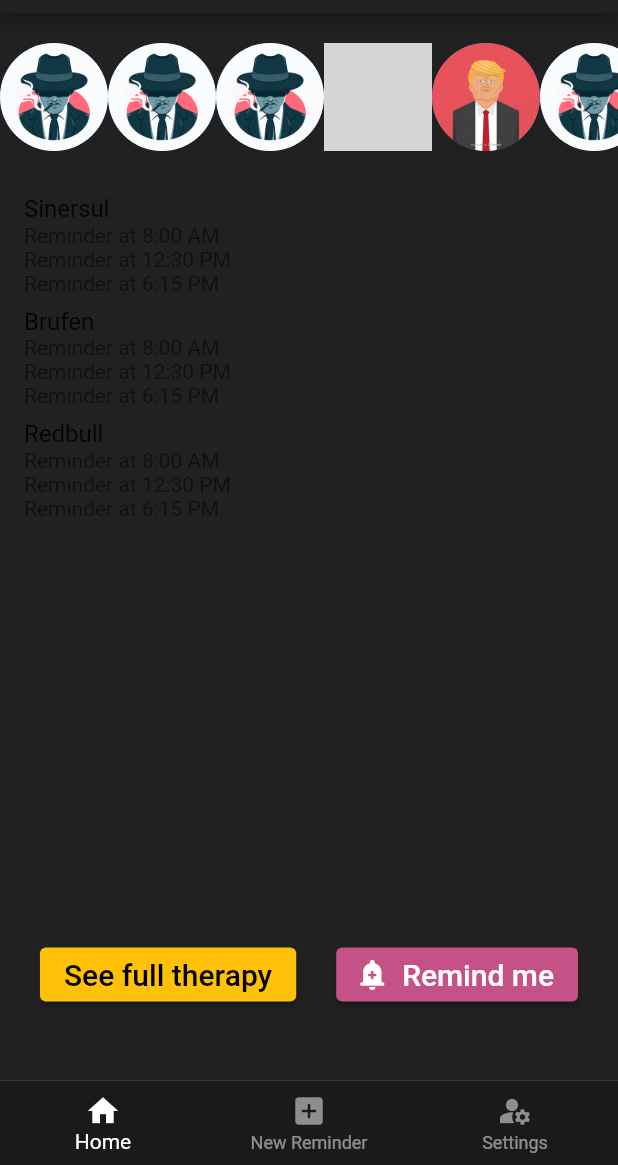
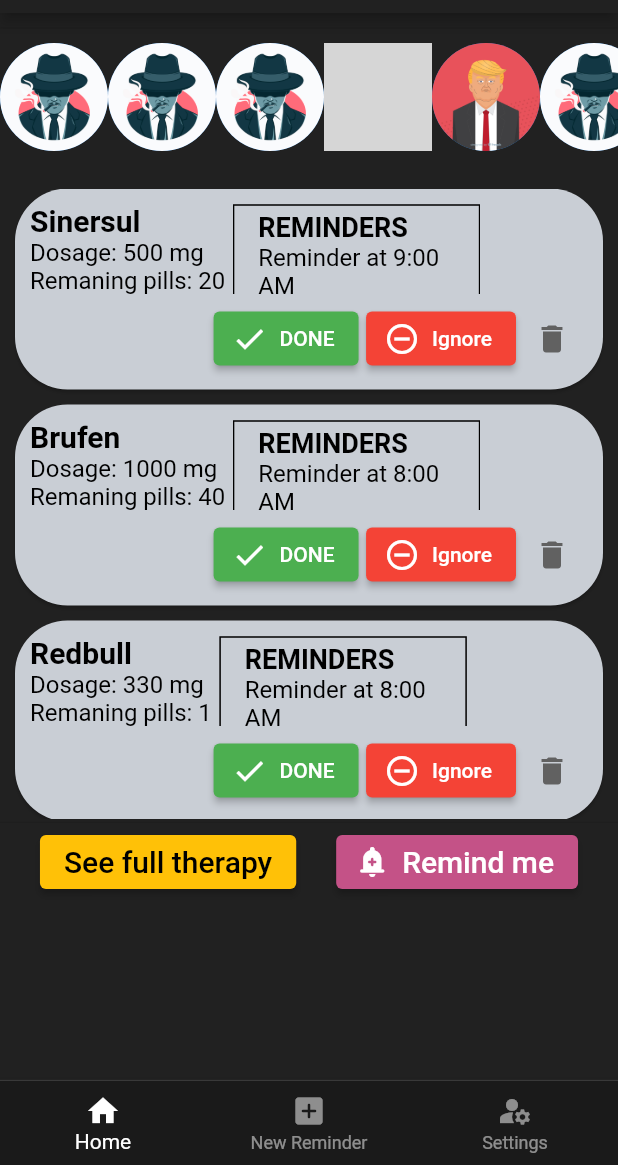
Before and after one commit to mirkomiki/medsearch, a Flutter app: the screen it shows after launch, on a phone screen of 412 x 824 dp, the part 71-1236 px from its top. Run offline on Flutter 3.47's test engine with Material 2 defaults, Android fonts, the phone set to English and light mode, and no system bars; our stand-ins replace animated_splash_screen, flutter_spinkit; missing offline and left inert: animated_snack_bar; grey boxes are pictures that could not be loaded.

Commit message:
end home screen reminders

```diff
--- a/lib/Pages/TimePickerWidget.dart
+++ b/lib/Pages/TimePickerWidget.dart
@@ -14,7 +14,7 @@
   Widget build(BuildContext context) {
 
     return ListTile(
-      title: Text('Reminder ${timeOfDay.hour}:${timeOfDay.minute}'),
+      title: Text('Reminder ${timeOfDay.hour.toString().padLeft(2, '0')}:${timeOfDay.minute.toString().padLeft(2, '0')}'),
       trailing: ElevatedButton(
         onPressed: () async {
           final selectedTime = await showTimePicker(
--- a/lib/Pages/home.dart
+++ b/lib/Pages/home.dart
@@ -31,8 +31,6 @@
   @override
   Widget build(BuildContext context) {
     final todayReminders = filterTherapiesForToday();
-
-
     return Scaffold(
     backgroundColor: Colors.grey[900],
     appBar: AppBar(
@@ -66,25 +64,24 @@
           height: 25,
           color: Colors.grey[900],
         ),
-        SizedBox(
-
-          height: 500,
+        SingleChildScrollView(
+          child: SizedBox(
+            height: 420,
             child: ListView.builder(
             itemCount: todayReminders.length,
             itemBuilder: (context, index) {
               final therapy = todayReminders[index];
-            return ListTile(
-              title: Text(therapy.name),
-              subtitle: Column(
-                crossAxisAlignment: CrossAxisAlignment.start,
-                children: therapy.timeToTake
-                    .map((time) => Text('Reminder at ${time.format(context)}'))
-                    .toList(),
-                ),
+              return DailyTherapyCard(
+                therapy: therapy,
+                delete: () =>
+                setState(() {
+                therapies.remove(therapy);
+                }),
               );
+
               },
             ),
-
+          ),
         ),
 
 
@@ -100,9 +97,14 @@
               })).toList(),
         ), */
 
+        const Divider(
+          height: 5,
+        ),
 
         Row(
+
           mainAxisAlignment: MainAxisAlignment.spaceEvenly,
+
           children: <Widget>[
             ElevatedButton(
               onPressed: () {
@@ -134,7 +136,6 @@
       ],
       ),
     ),
-
   );
   }
 }
--- a/lib/Pages/newTherapy.dart
+++ b/lib/Pages/newTherapy.dart
@@ -49,7 +49,6 @@
         context,
         MaterialPageRoute(builder: (context) => const Pages()),
       );
-      print(therapies.last.timeToTake.elementAt(0));
 
 
 
--- a/lib/TypesOfData/dailyTherapyCard.dart
+++ b/lib/TypesOfData/dailyTherapyCard.dart
@@ -4,34 +4,71 @@
 class DailyTherapyCard extends StatelessWidget {
   final Function() delete;
   final Therapy therapy;
+
   const DailyTherapyCard({super.key,  required this.therapy, required this.delete});
 
   @override
   Widget build(BuildContext context) {
     return Card(
       shape: RoundedRectangleBorder(
-        borderRadius: BorderRadius.circular(30),
+        borderRadius: BorderRadius.circular(35),
       ),
       shadowColor: Colors.black,
       surfaceTintColor: Colors.amber,
-      color: const Color.fromARGB(255, 188, 123, 224),
-      margin: const EdgeInsets.fromLTRB(0, 0, 0, 10),
+      color: const Color.fromARGB(255, 201, 206, 213),
+      margin: const EdgeInsets.fromLTRB(10, 0, 10, 10),
       child:
 
       Padding(
-        padding: const EdgeInsets.all(20),
+        padding: const EdgeInsets.all(10),
         child: Column(
           crossAxisAlignment: CrossAxisAlignment.stretch,
           children: <Widget>[
-            Text(
-            'Take: ${therapy.name}',
-            style: const TextStyle(color: Colors.black, fontSize: 20),),
-            Text('Dosage:${therapy.dosage}',
-            style: const TextStyle(color: Colors.black, fontSize: 20),),
-            Text('Remaning pills:${therapy.pillsAvaliable}',
-            style: const TextStyle(color: Colors.black, fontSize: 20),),
-            const Text('When:',
-            style: TextStyle(color: Colors.black, fontSize: 20),),
+            Row(
+
+              children: [
+                Column(
+                  crossAxisAlignment: CrossAxisAlignment.start,
+                  children: [
+                    Text(
+                    '${therapy.name}',
+                    style: const TextStyle(color: Colors.black, fontSize: 20, fontWeight: FontWeight.bold),),
+                    Text('Dosage: ${therapy.dosage} mg',
+                    style: const TextStyle(color: Colors.black, fontSize: 16),),
+                    Text('Remaning pills: ${therapy.pillsAvaliable}',
+                    style: const TextStyle(color: Colors.black, fontSize: 16),),
+                  ],
+                ),
+                const SizedBox(
+                  width: 5,
+                ),
+                SizedBox(
+                  height: 60,
+                  width: 165,
+                  child: ListView.builder(
+                  itemCount: 1,
+                  itemBuilder: (context, index) {
+                    return Container(
+                      decoration: BoxDecoration(border: Border.all(),),
+                      child: ListTile(
+                        title: const Text('REMINDERS', style: TextStyle(color: Colors.black, fontSize: 18, fontWeight: FontWeight.bold),),
+                        subtitle: Column(
+                          crossAxisAlignment: CrossAxisAlignment.start,
+                          children: therapy.timeToTake
+                              .map((time) => Text('Reminder at ${time.format(context)}', style: const TextStyle(color: Colors.black, fontSize: 16),))
+                              .toList(),
+                          ),
+                        ),
+                    );
+                  },
+                    ),
+
+                ),
+              ],
+            ),
+            const SizedBox(
+              height: 5,
+            ),
             Row(
               mainAxisAlignment: MainAxisAlignment.end,
               children: <Widget>[
--- a/lib/globals.dart
+++ b/lib/globals.dart
@@ -4,7 +4,7 @@
 // FILE WITH GLOBAL VARIABLES AND FUNCTIONS
 
 List<Therapy> therapies = [
-    Therapy('Sinersul', 500, 1, 20, DateTime.now(), DateTime.now().add(const Duration(days: 1)), [const TimeOfDay(hour: 8, minute: 0),
+    Therapy('Sinersul', 500, 1, 20, DateTime.now(), DateTime.now().add(const Duration(days: 1)), [const TimeOfDay(hour: 9, minute: 0),
     const TimeOfDay(hour: 12, minute: 30),
     const TimeOfDay(hour: 18, minute: 15),]),
     Therapy('Brufen', 1000, 2, 40, DateTime.now(),  DateTime.now().add(const Duration(days: 1)), [const TimeOfDay(hour: 8, minute: 0),
--- a/lib/main.dart
+++ b/lib/main.dart
@@ -11,7 +11,6 @@
 import 'SettingsPages/reportBugs.dart';
 
 void main() => runApp(MaterialApp(
-  initialRoute:'/loading',
   routes: {
     '/': (context) => const Loading(),
     '/pages': (context) => const Pages(),
```
Lines whose indentation alone changed are shown as unchanged.
